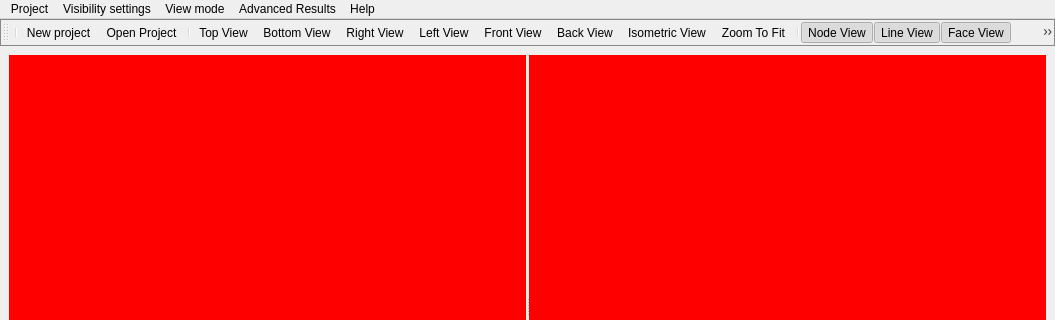
Before: the Qt Designer form vibra/interface/data/ui_files/main_window.ui in MOPT-UFSC/VIBRA, drawn with Qt 5; both pictures show x 0 to 1055 and y 0 to 320 of the 1055 by 587 pixel window.
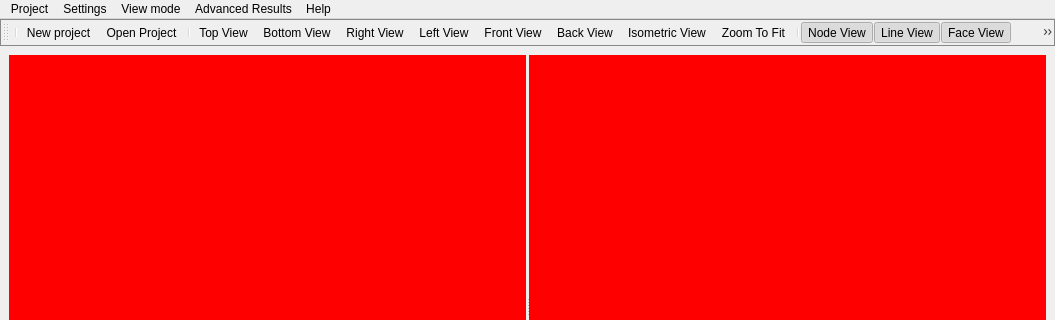
After: the same form once the commit is applied. Icons and pictures are not drawn.

Commit message: Adjustments in the interface visibility settings window

```diff
--- a/vibra/interface/data/ui_files/main_window.ui
+++ b/vibra/interface/data/ui_files/main_window.ui
@@ -136,7 +136,7 @@
      <x>0</x>
      <y>0</y>
      <width>1055</width>
-     <height>26</height>
+     <height>21</height>
     </rect>
    </property>
    <widget class="QMenu" name="menu_project">
@@ -154,7 +154,7 @@
    </widget>
    <widget class="QMenu" name="menu_settings">
     <property name="title">
-     <string>Visibility settings</string>
+     <string>Settings</string>
     </property>
     <addaction name="action_theme"/>
     <addaction name="action_user_preferences"/>
```
The commit also changes 1 other file.
